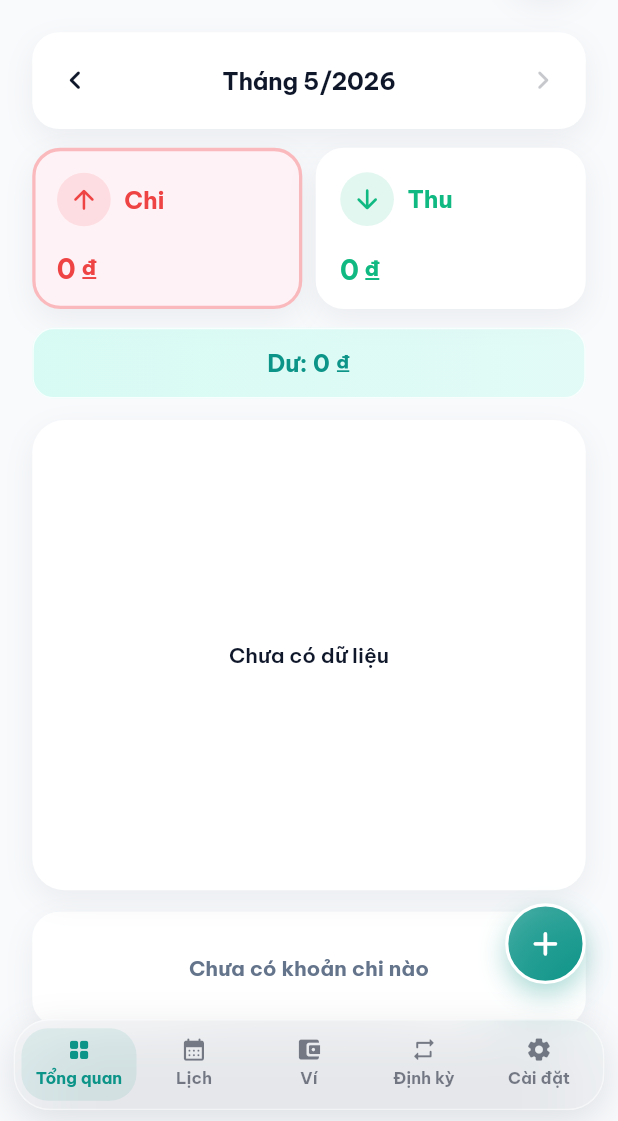
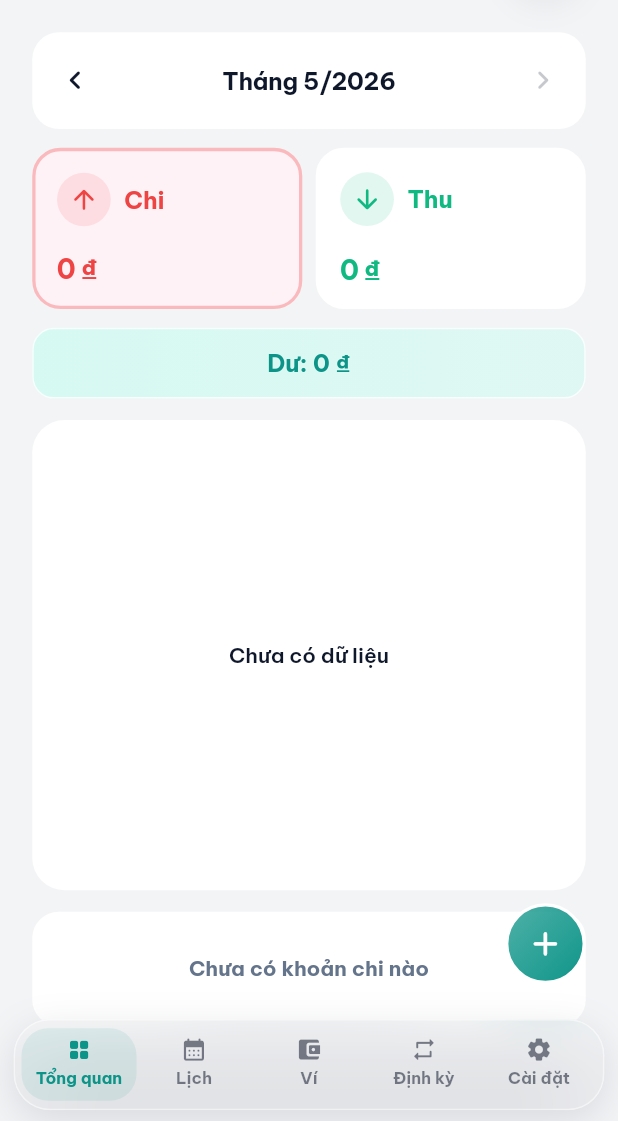
Before and after one commit to nxmtuan/quan-ly-chi-tieu, a Flutter app: the screen it shows after launch, on a phone screen of 412 x 824 dp, the part 115-1236 px from its top. Run offline on Flutter 3.47's test engine with Material 3 defaults, Android fonts, the phone set to English and light mode, and no system bars; drawn by our look-alikes of flutter_animate; our stand-ins replace fl_chart, flutter_local_notifications, flutter_riverpod, go_router, google_sign_in, objectbox and 2 more; missing offline and left inert: extension_google_sign_in_as_googleapis_auth, google_sign_in_platform_interface, google_sign_in_web, googleapis, workmanager; generated files the repository leaves out were written again.

Commit message:
remove shadow for all card

```diff
--- a/lib/src/core/theme/app_colors.dart
+++ b/lib/src/core/theme/app_colors.dart
@@ -8,7 +8,7 @@ class AppColors {
   static const success = Color(0xFF10B981);
   static const danger = Color(0xFFEF4444);
   static const warning = Color(0xFFF59E0B);
-  static const background = Color(0xFFF8FAFC);
+  static const background = Color(0xFFF3F4F6);
   static const surface = Colors.white;
   static const inputBackground = Color(0xFFF1F5F9);
   static const textPrimary = Color(0xFF0F172A);
--- a/lib/src/core/widgets/flat_card.dart
+++ b/lib/src/core/widgets/flat_card.dart
@@ -10,12 +10,14 @@ class FlatCard extends StatelessWidget {
     this.padding = const EdgeInsets.all(20),
     this.radius = 24,
     this.color,
+    this.showShadow = true,
   });
 
   final Widget child;
   final EdgeInsetsGeometry padding;
   final double radius;
   final Color? color;
+  final bool showShadow;
 
   @override
   Widget build(BuildContext context) {
@@ -33,7 +35,7 @@ class FlatCard extends StatelessWidget {
       decoration: BoxDecoration(
         color: color ?? colors.surface,
         borderRadius: BorderRadius.circular(context.scaled(radius)),
-        boxShadow: appSurfaceShadow(context),
+        boxShadow: showShadow ? appSurfaceShadow(context) : null,
       ),
       child: child,
     );
--- a/lib/src/core/widgets/transaction_marker_calendar.dart
+++ b/lib/src/core/widgets/transaction_marker_calendar.dart
@@ -15,12 +15,14 @@ class TransactionMarkerCalendar extends ConsumerStatefulWidget {
     required this.onDaySelected,
     this.initialFocusedDay,
     this.onFocusedDayChanged,
+    this.showShadow = true,
   });
 
   final DateTime selectedDay;
   final ValueChanged<DateTime> onDaySelected;
   final DateTime? initialFocusedDay;
   final ValueChanged<DateTime>? onFocusedDayChanged;
+  final bool showShadow;
 
   @override
   ConsumerState<TransactionMarkerCalendar> createState() =>
@@ -65,8 +67,7 @@ class _TransactionMarkerCalendarState
     return AppTableCalendar(
       focusedDay: _focusedDay,
       selectedDay: normalizeCalendarDay(widget.selectedDay),
-      eventLoader: (day) =>
-          eventsByDay[normalizeCalendarDay(day)] ?? const [],
+      eventLoader: (day) => eventsByDay[normalizeCalendarDay(day)] ?? const [],
       onDaySelected: (selectedDay) {
         widget.onDaySelected(normalizeCalendarDay(selectedDay));
       },
@@ -78,6 +79,7 @@ class _TransactionMarkerCalendarState
         });
         widget.onFocusedDayChanged?.call(normalized);
       },
+      showShadow: widget.showShadow,
     );
   }
 
--- a/lib/src/features/home/home_dashboard_screen.dart
+++ b/lib/src/features/home/home_dashboard_screen.dart
@@ -126,7 +126,8 @@ class _HomeScreenState extends ConsumerState<HomeScreen> {
                     context.scaled(176) + MediaQuery.paddingOf(context).bottom,
                   ),
                   sliver: SliverToBoxAdapter(
-                    child: RecentTransactions(
+                    child:
+                        RecentTransactions(
                               scope: _selectedScope,
                               transactions: filteredTransactions,
                               selectedType: _selectedType,
@@ -226,7 +227,6 @@ class _QuickAddButton extends StatelessWidget {
   @override
   Widget build(BuildContext context) {
     final colors = Theme.of(context).colorScheme;
-    final isDark = Theme.of(context).brightness == Brightness.dark;
 
     return AppBounceBuilder(
       onTap: onTap,
@@ -237,23 +237,10 @@ class _QuickAddButton extends StatelessWidget {
           gradient: LinearGradient(
             begin: Alignment.topLeft,
             end: Alignment.bottomRight,
-            colors: [
-              colors.primary.withValues(alpha: 0.72),
-              colors.primary,
-            ],
+            colors: [colors.primary.withValues(alpha: 0.72), colors.primary],
           ),
           borderRadius: BorderRadius.circular(999),
-          border: Border.all(
-            color: Colors.white,
-            width: context.scaled(2.4),
-          ),
-          boxShadow: [
-            BoxShadow(
-              color: colors.primary.withValues(alpha: isDark ? 0.28 : 0.34),
-              blurRadius: context.scaled(16),
-              offset: Offset(0, context.scaled(8)),
-            ),
-          ],
+          border: Border.all(color: Colors.white, width: context.scaled(2.4)),
         ),
         child: Icon(
           Icons.add_rounded,
--- a/lib/src/features/home/widgets/recent_transactions.dart
+++ b/lib/src/features/home/widgets/recent_transactions.dart
@@ -4,7 +4,6 @@ import 'package:flutter_animate/flutter_animate.dart';
 import 'package:flutter_riverpod/flutter_riverpod.dart';
 
 import '../../../core/theme/app_colors.dart';
-import '../../../core/theme/app_shadows.dart';
 import '../../../core/theme/app_typography.dart';
 import '../../../core/utils/adaptive.dart';
 import '../../../core/utils/formatters.dart';
@@ -59,6 +58,7 @@ class _RecentTransactionsState extends ConsumerState<RecentTransactions> {
             child: FlatCard(
               radius: context.scaled(22),
               padding: EdgeInsets.all(context.scaled(14)),
+              showShadow: false,
               child: Column(
                 crossAxisAlignment: CrossAxisAlignment.start,
                 children: [
@@ -108,7 +108,10 @@ class _RecentTransactionsState extends ConsumerState<RecentTransactions> {
             child: SizedBox(
               height: chartHeight,
               child: total == 0
-                  ? const FlatCard(child: Center(child: Text('Chưa có dữ liệu')))
+                  ? const FlatCard(
+                      showShadow: false,
+                      child: Center(child: Text('Chưa có dữ liệu')),
+                    )
                   : _CategoryDonutChart(items: items, total: total),
             ),
           ),
--- a/lib/src/features/home/widgets/summary/summary_components.dart
+++ b/lib/src/features/home/widgets/summary/summary_components.dart
@@ -24,7 +24,6 @@ class _MonthSelectorBar extends StatelessWidget {
       decoration: BoxDecoration(
         color: colors.surface,
         borderRadius: BorderRadius.circular(context.scaled(20)),
-        boxShadow: appSurfaceShadow(context),
       ),
       child: Row(
         children: [
@@ -134,9 +133,7 @@ class _SummaryMetricCard extends StatelessWidget {
             backgroundColor.withValues(alpha: isSelected ? 0.1 : 0.06),
             palette.surface,
           )
-        : (isSelected
-              ? backgroundColor
-              : colors.surface);
+        : (isSelected ? backgroundColor : colors.surface);
 
     return AppBounceBuilder(
       onTap: onTap,
@@ -158,7 +155,6 @@ class _SummaryMetricCard extends StatelessWidget {
                 : context.appPalette.surfaceElevated,
             width: isSelected ? 2.2 : 2,
           ),
-          boxShadow: appSurfaceShadow(context),
         ),
         child: Column(
           crossAxisAlignment: CrossAxisAlignment.start,
@@ -190,9 +186,7 @@ class _SummaryMetricCard extends StatelessWidget {
               formatCurrency(amount),
               maxLines: 1,
               overflow: TextOverflow.ellipsis,
-              style: context.appText.amountSM.copyWith(
-                color: color,
-              ),
+              style: context.appText.amountSM.copyWith(color: color),
             ),
           ],
         ),
--- a/lib/src/features/home/widgets/summary_card.dart
+++ b/lib/src/features/home/widgets/summary_card.dart
@@ -1,7 +1,6 @@
 import 'package:flutter/material.dart';
 
 import '../../../core/theme/app_colors.dart';
-import '../../../core/theme/app_shadows.dart';
 import '../../../core/theme/app_typography.dart';
 import '../../../core/utils/adaptive.dart';
 import '../../../core/utils/formatters.dart';
```
Also changed, not shown: lib/src/core/widgets/app_table_calendar.dart (+3 -7 lines), lib/src/features/calendar/calendar_screen.dart (+6 -8 lines), lib/src/features/home/widgets/recent/category_chart.dart (+10 -27 lines), lib/src/features/settings/settings_screen.dart (+3 -5 lines), lib/src/features/settings/widgets/settings_sections.dart (+34 -29 lines). Lines whose indentation alone changed are shown as unchanged.
